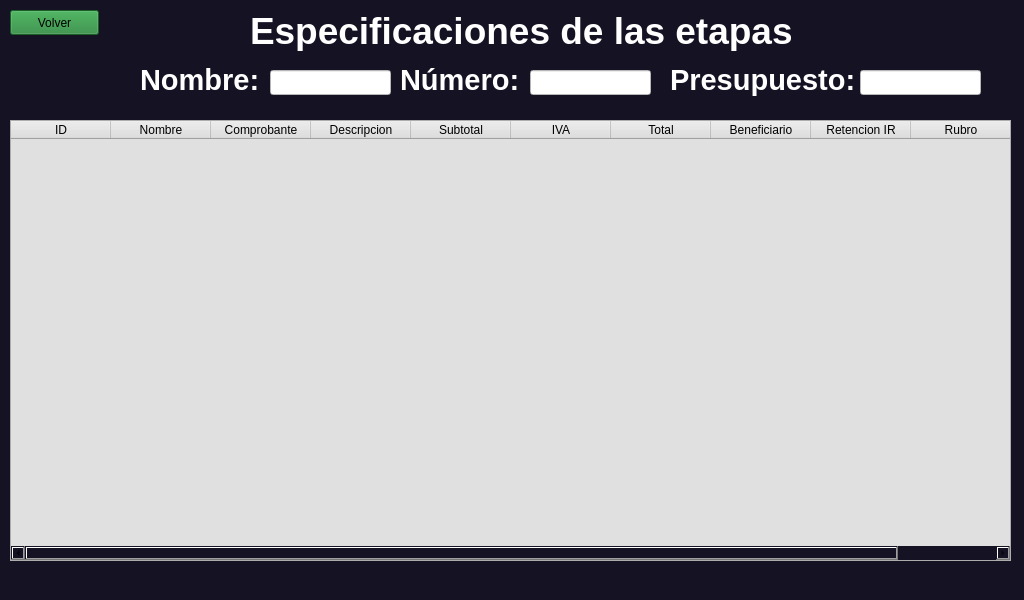
This is Vistas ui/EspecificacionesEtapas.ui in bradlygutierrez/programacionApp as Qt 5 draws it before an edit. The edited form follows.
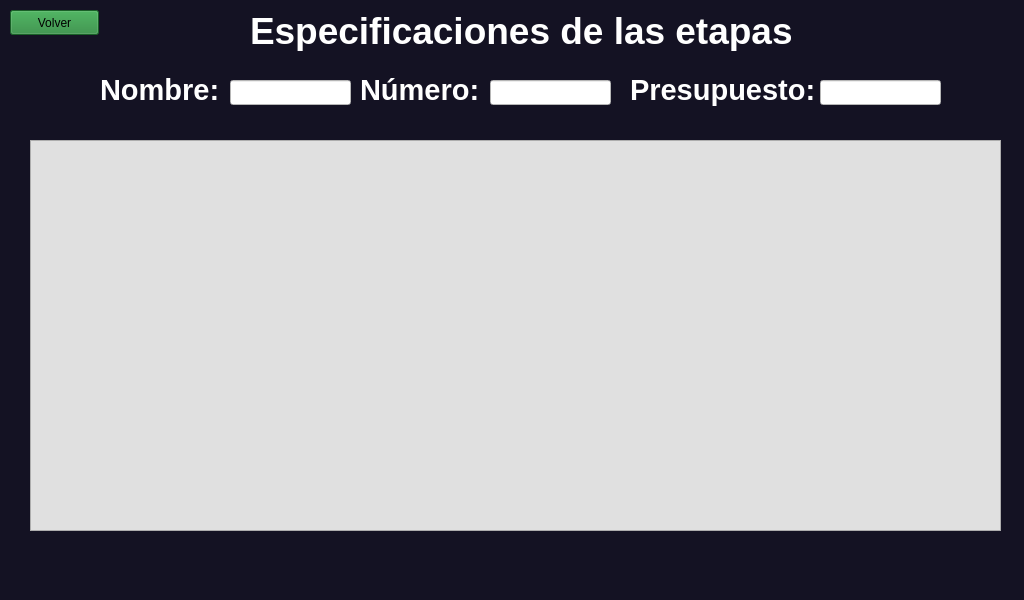
This is the edited form.

```diff
--- a/Vistas ui/EspecificacionesEtapas.ui
+++ b/Vistas ui/EspecificacionesEtapas.ui
@@ -17,76 +17,11 @@
    <string notr="true">background-color: rgb(20, 18, 35);</string>
   </property>
   <widget class="QWidget" name="centralwidget">
-   <widget class="QTableWidget" name="tableWidget">
-    <property name="geometry">
-     <rect>
-      <x>10</x>
-      <y>120</y>
-      <width>1001</width>
-      <height>441</height>
-     </rect>
-    </property>
-    <property name="styleSheet">
-     <string notr="true">
-background-color: rgb(224,224,224);
-</string>
-    </property>
-    <column>
-     <property name="text">
-      <string>ID</string>
-     </property>
-    </column>
-    <column>
-     <property name="text">
-      <string>Nombre</string>
-     </property>
-    </column>
-    <column>
-     <property name="text">
-      <string>Comprobante</string>
-     </property>
-    </column>
-    <column>
-     <property name="text">
-      <string>Descripcion</string>
-     </property>
-    </column>
-    <column>
-     <property name="text">
-      <string>Subtotal</string>
-     </property>
-    </column>
-    <column>
-     <property name="text">
-      <string>IVA</string>
-     </property>
-    </column>
-    <column>
-     <property name="text">
-      <string>Total</string>
-     </property>
-    </column>
-    <column>
-     <property name="text">
-      <string>Beneficiario</string>
-     </property>
-    </column>
-    <column>
-     <property name="text">
-      <string>Retencion IR</string>
-     </property>
-    </column>
-    <column>
-     <property name="text">
-      <string>Rubro</string>
-     </property>
-    </column>
-   </widget>
    <widget class="QLabel" name="label">
     <property name="geometry">
      <rect>
-      <x>140</x>
-      <y>60</y>
+      <x>100</x>
+      <y>70</y>
       <width>131</width>
       <height>41</height>
      </rect>
@@ -101,8 +36,8 @@
    <widget class="QLineEdit" name="lineEdit">
     <property name="geometry">
      <rect>
-      <x>270</x>
-      <y>70</y>
+      <x>230</x>
+      <y>80</y>
       <width>121</width>
       <height>25</height>
      </rect>
@@ -114,8 +49,8 @@
    <widget class="QLabel" name="label_2">
     <property name="geometry">
      <rect>
-      <x>400</x>
-      <y>60</y>
+      <x>360</x>
+      <y>70</y>
       <width>121</width>
       <height>41</height>
      </rect>
@@ -130,8 +65,8 @@
    <widget class="QLineEdit" name="lineEdit_2">
     <property name="geometry">
      <rect>
-      <x>530</x>
-      <y>70</y>
+      <x>490</x>
+      <y>80</y>
       <width>121</width>
       <height>25</height>
      </rect>
@@ -143,8 +78,8 @@
    <widget class="QLabel" name="label_3">
     <property name="geometry">
      <rect>
-      <x>670</x>
-      <y>60</y>
+      <x>630</x>
+      <y>70</y>
       <width>191</width>
       <height>41</height>
      </rect>
@@ -159,8 +94,8 @@
    <widget class="QLineEdit" name="lineEdit_3">
     <property name="geometry">
      <rect>
-      <x>860</x>
-      <y>70</y>
+      <x>820</x>
+      <y>80</y>
       <width>121</width>
       <height>25</height>
      </rect>
@@ -202,6 +137,19 @@
      <string>Volver</string>
     </property>
    </widget>
+   <widget class="QTableWidget" name="tableWidget">
+    <property name="geometry">
+     <rect>
+      <x>30</x>
+      <y>140</y>
+      <width>971</width>
+      <height>391</height>
+     </rect>
+    </property>
+    <property name="styleSheet">
+     <string notr="true">background-color: rgb(224, 224, 224);</string>
+    </property>
+   </widget>
   </widget>
   <widget class="QMenuBar" name="menubar">
    <property name="geometry">
```
